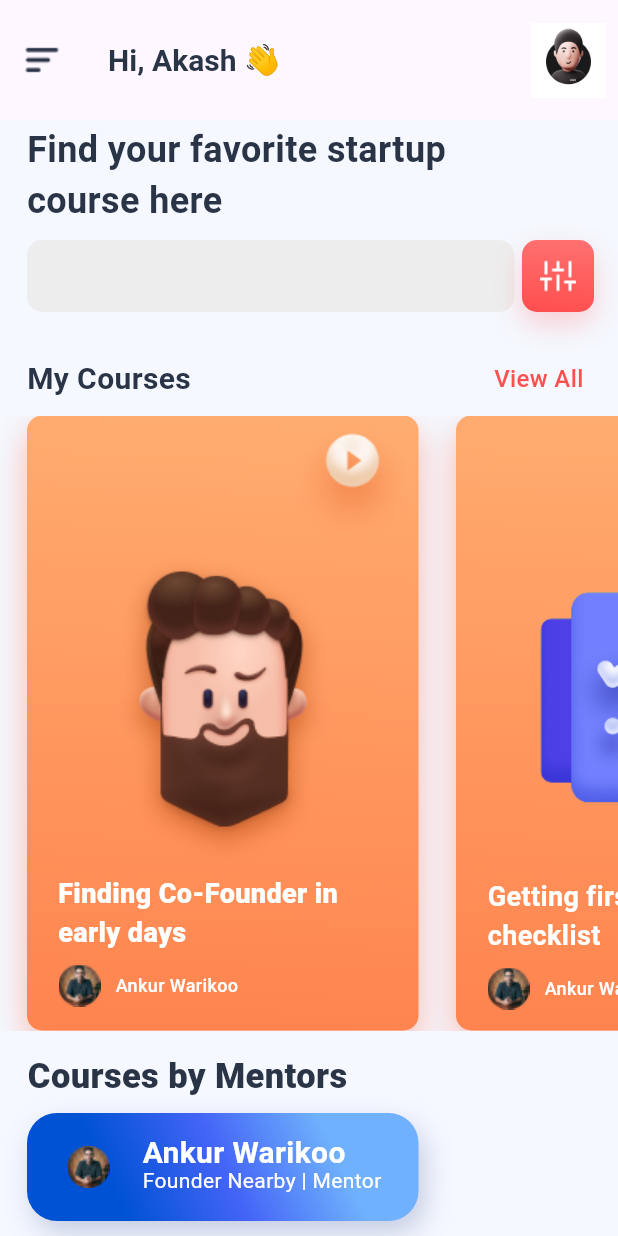
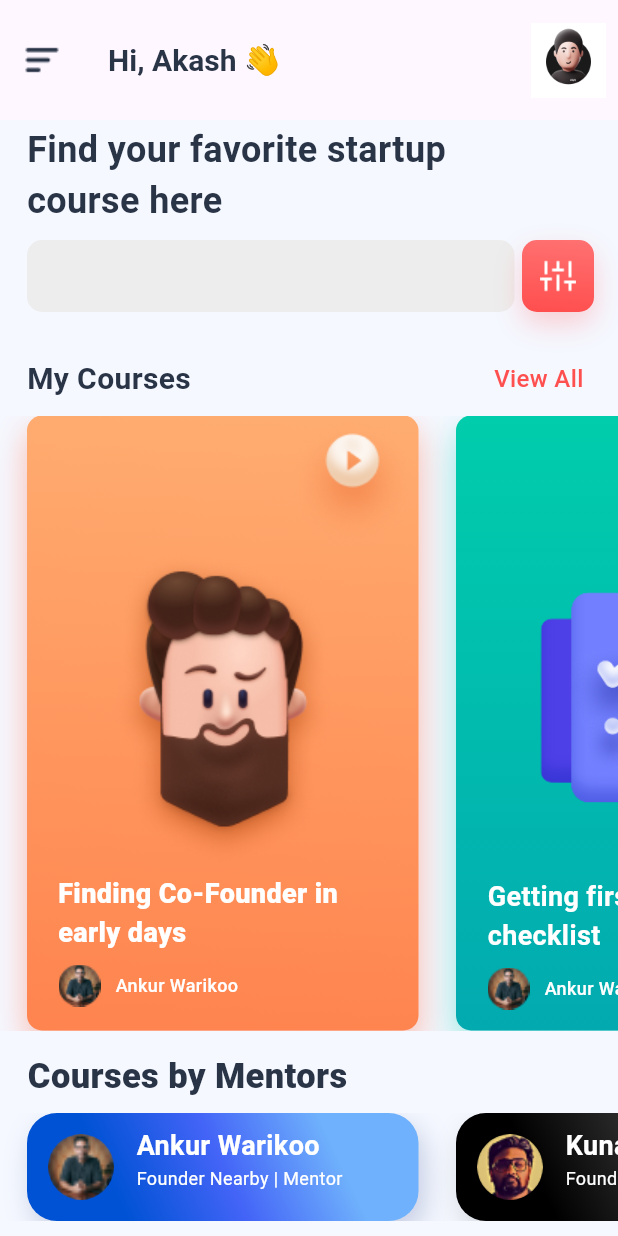
Before and after one commit to shifananv/Startup_education_app, a Flutter app: the HomeScreen screen opened directly, on a phone screen of 412 x 824 dp. Run offline on Flutter 3.47's test engine with Material 3 defaults, Android fonts, the light colour scheme and no system bars; Roboto replaces fonts that are missing (Montserrat).

Commit message:
changes applied

```diff
--- a/lib/screens/homescreen.dart
+++ b/lib/screens/homescreen.dart
@@ -1,5 +1,8 @@
+import 'package:flutter/cupertino.dart';
 import 'package:flutter/material.dart';
 import 'package:flutter/widgets.dart';
+import 'package:startupeducation/mentorcontainer.dart';
+import 'package:startupeducation/screens/profile.dart';
 
 class HomeScreen extends StatefulWidget {
   const HomeScreen({super.key});
@@ -32,10 +35,33 @@ class _HomeScreenState extends State<HomeScreen> {
         actions: [
           Padding(
             padding: const EdgeInsets.all(8.0),
+            child: GestureDetector(
+              onTap: () {
+                Navigator.push(
+                  context,
+                  PageRouteBuilder(
+                    transitionDuration: const Duration(
+                        milliseconds: 650), // Adjust the duration as needed
+                    transitionsBuilder:
+                        (context, animation, secondaryAnimation, child) {
+                      return SlideTransition(
+                        position: Tween<Offset>(
+                          begin: const Offset(1.0, 0.0),
+                          end: Offset.zero,
+                        ).animate(animation),
+                        child: child,
+                      );
+                    },
+                    pageBuilder: (context, animation, secondaryAnimation) =>
+                        const ProfileScreen(),
+                  ),
+                );
+              },
               child: Image.asset(
                 'assets/images/avatar.gif',
                 height: 50,
-            ), // Your right image
+              ),
+            ),
           ),
         ],
       ),
@@ -237,22 +263,22 @@ class _HomeScreenState extends State<HomeScreen> {
                   height: 410,
                   decoration: ShapeDecoration(
                     gradient: const LinearGradient(
-                      begin: Alignment(0.07, -1.00),
-                      end: Alignment(-0.07, 1),
-                      colors: [Color(0xFFFFAC70), Color(0xFFFF844F)],
+                      begin: Alignment(0.00, 1.00),
+                      end: Alignment(0, -1),
+                      colors: [Color(0xFF02AAB0), Color(0xFF00CDAC)],
                     ),
                     shape: RoundedRectangleBorder(
                       borderRadius: BorderRadius.circular(10),
                     ),
                     shadows: const [
                       BoxShadow(
-                        color: Color(0x4CFF7171),
+                        color: Color(0x3300CBAC),
                         blurRadius: 20,
                         offset: Offset(0, 12),
                         spreadRadius: 0,
                       ),
                       BoxShadow(
-                        color: Color(0x4CFF9F69),
+                        color: Color(0x3300CCAC),
                         blurRadius: 16,
                         offset: Offset(0, 8),
                         spreadRadius: 0,
@@ -328,8 +354,12 @@ class _HomeScreenState extends State<HomeScreen> {
               ),
             ),
           ),
-          const SizedBox(height: 24,),
-          Row(
+          const SizedBox(
+            height: 24,
+          ),
+          SingleChildScrollView(
+            scrollDirection: Axis.horizontal,
+            child: Row(
               children: [
                 const SizedBox(
                   width: 18,
@@ -362,31 +392,127 @@ class _HomeScreenState extends State<HomeScreen> {
                   child: Row(
                     children: [
                       const SizedBox(
-                      width: 5,
+                        width: 14,
                       ),
-                    Image.asset('assets/images/ellipse_3.png',height: 90,),
-
+                      Container(
+                        width: 44,
+                        height: 44,
+                        decoration: const ShapeDecoration(
+                          image: DecorationImage(
+                            image: AssetImage('assets/images/ellipse_3.png'),
+                            fit: BoxFit.fill,
+                          ),
+                          shape: OvalBorder(),
+                        ),
+                      ),
+                      const SizedBox(
+                        width: 15,
+                      ),
                       const Column(
                         crossAxisAlignment: CrossAxisAlignment.start,
                         children: [
                           SizedBox(
-                          height: 14,
+                            height: 11,
                           ),
                           Text(
                             'Ankur Warikoo',
                             style: TextStyle(
                               color: Colors.white,
-                            fontSize: 20,
+                              fontSize: 18,
                               fontFamily: 'Montserrat',
                               fontWeight: FontWeight.w700,
                               height: 0,
                             ),
                           ),
+                          SizedBox(
+                            height: 5,
+                          ),
                           Text(
                             'Founder Nearby | Mentor',
                             style: TextStyle(
                               color: Colors.white,
-                            fontSize: 14,
+                              fontSize: 12,
+                              fontFamily: 'Montserrat',
+                              fontWeight: FontWeight.w400,
+                              height: 0,
+                            ),
+                          ),
+                        ],
+                      )
+                    ],
+                  ),
+                ),
+                const SizedBox(
+                  width: 25,
+                ),
+                Container(
+                  width: 261,
+                  height: 72,
+                  decoration: ShapeDecoration(
+                    gradient: const LinearGradient(
+                      begin: Alignment(-0.50, 0.86),
+                      end: Alignment(0.5, -0.86),
+                      colors: [
+                        Colors.black,
+                        Color(0xFF2D2C2C),
+                        Color(0xFF626262)
+                      ],
+                    ),
+                    shape: RoundedRectangleBorder(
+                      borderRadius: BorderRadius.circular(20),
+                    ),
+                    shadows: const [
+                      BoxShadow(
+                        color: Color(0x33353535),
+                        blurRadius: 16,
+                        offset: Offset(4, 8),
+                        spreadRadius: 0,
+                      )
+                    ],
+                  ),
+                  child: Row(
+                    children: [
+                      const SizedBox(
+                        width: 14,
+                      ),
+                      Container(
+                        width: 44,
+                        height: 44,
+                        decoration: const ShapeDecoration(
+                          image: DecorationImage(
+                            image: AssetImage('assets/images/ellipse_2.png'),
+                            fit: BoxFit.fill,
+                          ),
+                          shape: OvalBorder(),
+                        ),
+                      ),
+                      const SizedBox(
+                        width: 15,
+                      ),
+                      const Column(
+                        crossAxisAlignment: CrossAxisAlignment.start,
+                        children: [
+                          SizedBox(
+                            height: 11,
+                          ),
+                          Text(
+                            'Kunal Shah',
+                            style: TextStyle(
+                              color: Colors.white,
+                              fontSize: 18,
+                              fontFamily: 'Montserrat',
+                              fontWeight: FontWeight.w700,
+                              height: 0,
+                            ),
+                          ),
+                          SizedBox(
+                            height: 5,
+                          ),
+                          Text(
+                            'Founder CRED',
+                            style: TextStyle(
+                              color: Colors.white,
+                              fontSize: 12,
                               fontFamily: 'Montserrat',
                               fontWeight: FontWeight.w400,
                               height: 0,
@@ -398,6 +524,7 @@ class _HomeScreenState extends State<HomeScreen> {
                   ),
                 ),
               ],
+            ),
           )
         ],
       ),
--- a/pubspec.yaml
+++ b/pubspec.yaml
@@ -70,6 +70,10 @@ flutter:
     - assets/images/avator.png
     - assets/images/check.png
     - assets/images/ellipse_3.png
+    - assets/images/ellipse_2.png
+    - assets/images/workspace.jpeg
+
+
 
   # An image asset can refer to one or more resolution-specific "variants", see
   # https://flutter.dev/assets-and-images/#resolution-aware
```
Also changed, not shown: lib/mentorcontainer.dart (added, +59 -0 lines), lib/screens/profile.dart (added, +92 -0 lines), assets/images/ellipse_2.png (added), assets/images/workspace.jpeg (added). Lines whose indentation alone changed are shown as unchanged.
